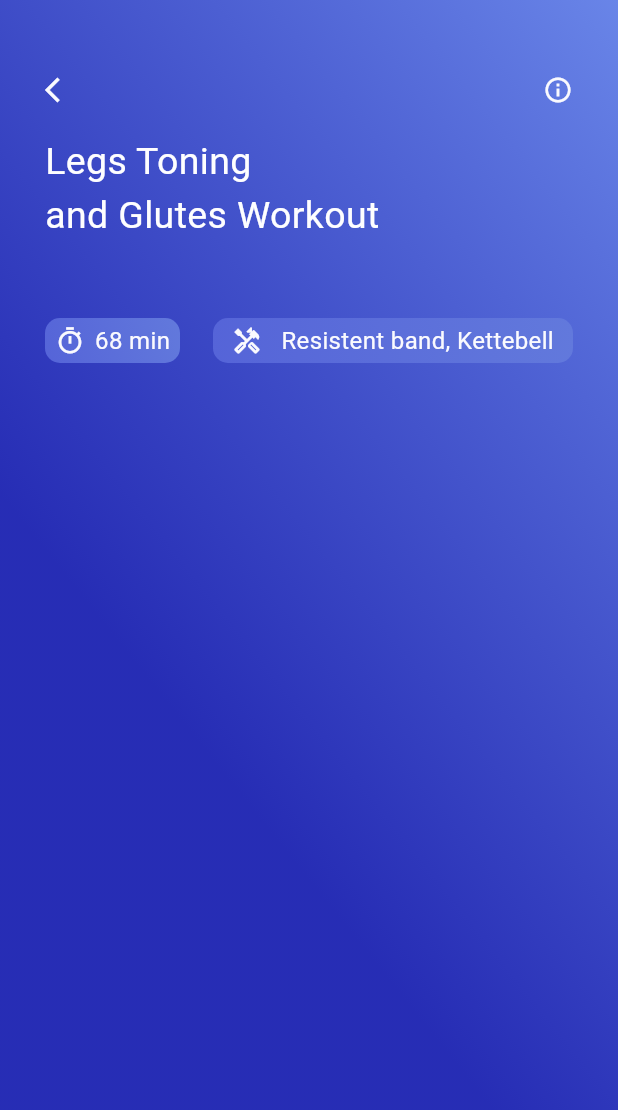
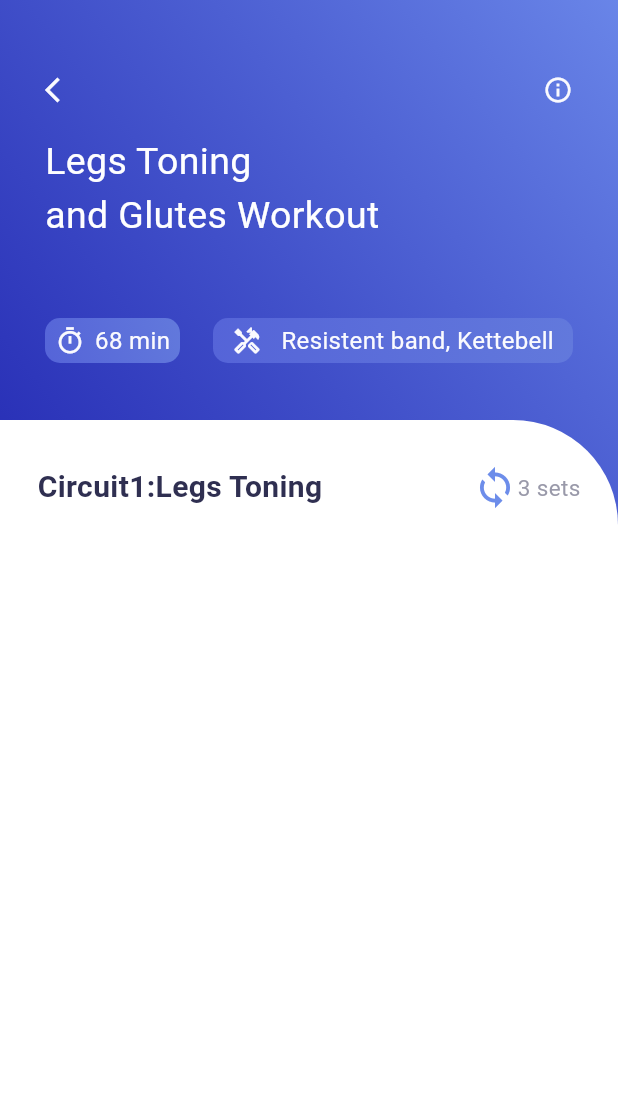
Before and after one commit to mmohammadmfallahm02/training_app, a Flutter app: the screen it shows after launch, on a phone screen of 412 x 824 dp. Shown: the top 1110 px of the screen. Run offline on Flutter 3.47's test engine with Material 2 defaults, Android fonts, the phone set to English and light mode, and no system bars; our stand-ins replace get.

Commit message:
add first row below section

```diff
--- a/lib/video_info.dart
+++ b/lib/video_info.dart
@@ -27,7 +27,7 @@ class _VideoInfoState extends State<VideoInfo> {
               Container(
                 padding: const EdgeInsets.only(left: 30, right: 30, top: 50),
                 width: MediaQuery.sizeOf(context).width,
-                height: 300,
+                height: 280,
                 child: Column(
                     crossAxisAlignment: CrossAxisAlignment.start,
                     children: [
@@ -128,6 +128,47 @@ class _VideoInfoState extends State<VideoInfo> {
                       )
                     ]),
               ),
+              Expanded(
+                  child: Container(
+                decoration: const BoxDecoration(
+                    color: Colors.white,
+                    borderRadius:
+                        BorderRadius.only(topRight: Radius.circular(70))),
+                child: Column(
+                  children: [
+                    const SizedBox(
+                      height: 30,
+                    ),
+                    Row(
+                      mainAxisAlignment: MainAxisAlignment.spaceAround,
+                      children: [
+                        Text(
+                          'Circuit1:Legs Toning',
+                          style: TextStyle(
+                              fontSize: 20,
+                              fontWeight: FontWeight.bold,
+                              color: AppColor.circuitsColor),
+                        ),
+                        const SizedBox(),
+                        Row(
+                            mainAxisAlignment: MainAxisAlignment.spaceEvenly,
+                            children: [
+                              Icon(
+                                Icons.loop,
+                                size: 30,
+                                color: AppColor.loopColor,
+                              ),
+                              Text(
+                                '3 sets',
+                                style: TextStyle(
+                                    fontSize: 15, color: AppColor.setsColor),
+                              )
+                            ])
+                      ],
+                    ),
+                  ],
+                ),
+              ))
             ],
           ),
         ),
```
